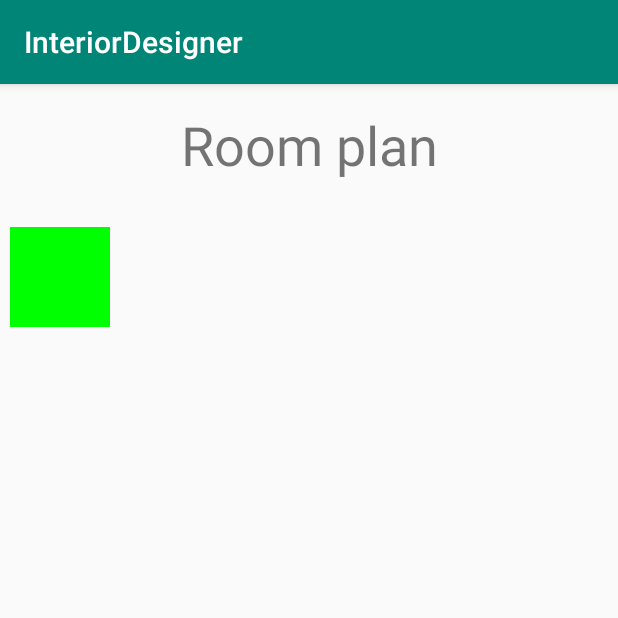
After one commit to Ranitsu/InteriorDesigner, an Android app: the PlanActivity screen opened directly, with no data from a screen before it, on a phone screen of 412 x 824 dp, the top half of it. The commit adds this screen. Run offline under Robolectric (Android 15) with nearby library versions, the phone set to English and light mode, and no system bars.

Commit message:
Utworzenie Plan Editora

```diff
--- a/app/src/main/AndroidManifest.xml
+++ b/app/src/main/AndroidManifest.xml
@@ -25,7 +25,8 @@
         android:roundIcon="@mipmap/ic_launcher_round"
         android:supportsRtl="true"
         android:theme="@style/AppTheme">
-        <activity android:name=".FurnitureARPreview"></activity>
+        <activity android:name=".PlanActivity"></activity>
+        <activity android:name=".FurnitureARPreview" />
         <activity android:name=".FurnitureDetails" />
         <activity android:name=".FurniturePreviewActivity" />
         <activity android:name=".CreateProjectActivity" />
--- a/app/src/main/java/com/interiordesigner/MainActivity.java
+++ b/app/src/main/java/com/interiordesigner/MainActivity.java
@@ -38,4 +38,9 @@ public class MainActivity extends AppCompatActivity {
         Intent intent = new Intent(this, StartActivity.class);
         startActivity(intent);
     }
+
+    public void onClickCreateEditPlan(View view) {
+        Intent intent = new Intent(this, PlanActivity.class);
+        startActivity(intent);
+    }
 }
--- /dev/null
+++ b/app/src/main/java/com/interiordesigner/PlanActivity.java
@@ -0,0 +1,14 @@
+package com.interiordesigner;
+
+import androidx.appcompat.app.AppCompatActivity;
+
+import android.os.Bundle;
+
+public class PlanActivity extends AppCompatActivity {
+
+    @Override
+    protected void onCreate(Bundle savedInstanceState) {
+        super.onCreate(savedInstanceState);
+        setContentView(R.layout.activity_plan);
+    }
+}
--- /dev/null
+++ b/app/src/main/java/com/interiordesigner/Views/PlanEditorView.java
@@ -0,0 +1,116 @@
+package com.interiordesigner.Views;
+
+import android.content.Context;
+import android.graphics.Bitmap;
+import android.graphics.Canvas;
+import android.graphics.Color;
+import android.graphics.Paint;
+import android.graphics.Rect;
+import android.util.AttributeSet;
+import android.util.Log;
+import android.view.GestureDetector;
+import android.view.MotionEvent;
+import android.view.View;
+
+import androidx.annotation.Nullable;
+import androidx.core.view.MotionEventCompat;
+
+public class PlanEditorView extends View {
+    private static final int SQUARE_SIZE = 100;
+    private int bitmapHeight = 1000;
+    private int bitmapWidth = 1000;
+
+    private Bitmap bitmap;
+    private Canvas myCanvas;
+
+    int scrollPosX = 0;
+    int scrollPosY = 0;
+
+    float touchX, touchY;
+
+    public PlanEditorView(Context context) {
+        super(context);
+
+        init(null);
+    }
+    public PlanEditorView(Context context, @Nullable AttributeSet attrs) {
+        super(context, attrs);
+
+        init(attrs);
+    }
+    public PlanEditorView(Context context, @Nullable AttributeSet attrs, int defStyleAttr) {
+        super(context, attrs, defStyleAttr);
+
+        init(attrs);
+    }
+    public PlanEditorView(Context context, @Nullable AttributeSet attrs, int defStyleAttr, int defStyleRes) {
+        super(context, attrs, defStyleAttr, defStyleRes);
+
+        init(attrs);
+    }
+
+    private void init(@Nullable AttributeSet set) {
+        bitmap = Bitmap.createBitmap(bitmapWidth, bitmapHeight, Bitmap.Config.ARGB_8888);
+        myCanvas = new Canvas(bitmap);
+
+    }
+
+    @Override
+    public boolean onTouchEvent(MotionEvent event)
+    {
+        int action = MotionEventCompat.getActionMasked(event);
+
+        switch (action) {
+            case (MotionEvent.ACTION_DOWN):
+                Log.d("DEBUG_TAG", "Action was DOWN");
+                touchX = event.getX();
+                touchY = event.getY();
+
+                return true;
+            case (MotionEvent.ACTION_MOVE):
+                Log.d("DEBUG_TAG", "Action was MOVE");
+                Log.d("DEBUG_TAG", event.toString());
+                return true;
+            case (MotionEvent.ACTION_UP):
+                Log.d("DEBUG_TAG", "Action was UP");
+                return true;
+            case (MotionEvent.ACTION_CANCEL):
+                Log.d("DEBUG_TAG", "Action was CANCEL");
+                return true;
+            case (MotionEvent.ACTION_OUTSIDE):
+                Log.d("DEBUG_TAG", "Action was OUTSIDE");
+                return true;
+            default:
+                return super.onTouchEvent(event);
+        }
+    }
+
+    @Override
+    protected void onDraw(Canvas canvas) {
+        int width = getWidth();
+        int height = getHeight();
+
+        Rect rect = new Rect();
+        rect.left = 10;
+        rect.top = 10;
+        rect.right = rect.left + SQUARE_SIZE;
+        rect.bottom = rect.top + SQUARE_SIZE;
+
+        Paint paint = new Paint();
+        paint.setColor(Color.GREEN);
+
+        //canvas = new Canvas(bitmap);
+        myCanvas.drawRect(rect, paint);
+
+        canvas.drawBitmap(
+            bitmap,
+            new Rect(scrollPosX,
+                    scrollPosY,
+                    scrollPosX + width,
+                    scrollPosY + height),
+            new Rect(0, 0, width, height),
+            null
+        );
+    }
+
+}
--- /dev/null
+++ b/app/src/main/res/layout/activity_plan.xml
@@ -0,0 +1,28 @@
+<?xml version="1.0" encoding="utf-8"?>
+<androidx.constraintlayout.widget.ConstraintLayout xmlns:android="http://schemas.android.com/apk/res/android"
+    xmlns:app="http://schemas.android.com/apk/res-auto"
+    xmlns:tools="http://schemas.android.com/tools"
+    android:layout_width="match_parent"
+    android:layout_height="match_parent"
+    tools:context=".PlanActivity">
+
+    <TextView
+        android:id="@+id/textView6"
+        android:layout_width="wrap_content"
+        android:layout_height="wrap_content"
+        android:layout_marginTop="16dp"
+        android:text="Room plan"
+        android:textSize="36sp"
+        app:layout_constraintEnd_toEndOf="parent"
+        app:layout_constraintStart_toStartOf="parent"
+        app:layout_constraintTop_toTopOf="parent" />
+
+    <com.interiordesigner.Views.PlanEditorView
+        android:layout_width="0dp"
+        android:layout_height="300dp"
+        android:layout_marginTop="24dp"
+        app:layout_constraintEnd_toEndOf="parent"
+        app:layout_constraintStart_toStartOf="parent"
+        app:layout_constraintTop_toBottomOf="@+id/textView6" />
+
+</androidx.constraintlayout.widget.ConstraintLayout>
--- a/build.gradle
+++ b/build.gradle
@@ -5,7 +5,7 @@ buildscript {
     }
 
     dependencies {
-        classpath 'com.android.tools.build:gradle:4.0.1'
+        classpath 'com.android.tools.build:gradle:4.0.2'
 
         //classpath 'com.google.ar.sceneform:plugin:1.15.0'
         // NOTE: Do not place your application dependencies here; they belong
```
Also changed, not shown: app/src/main/res/layout/activity_main.xml (+4 -3 lines).
